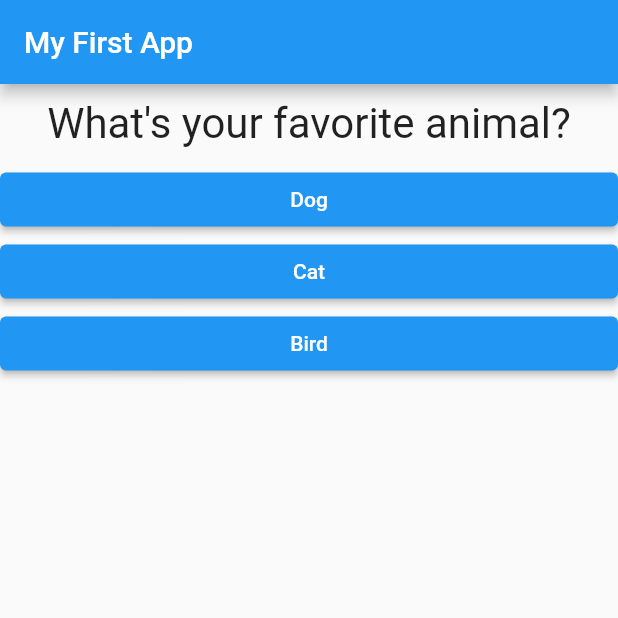
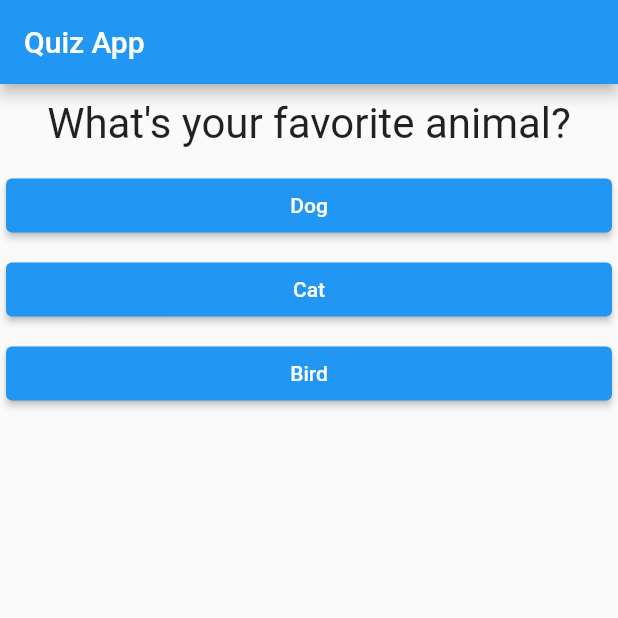
Before and after one commit to JesusMF23/course-repo, a Flutter app: the screen it shows after launch, after a tap on "Red", on a phone screen of 412 x 824 dp, the top half of it. Run offline on Flutter 3.47's test engine with Material 2 defaults, Android fonts, the phone set to English and light mode, and no system bars.

Commit message:
session-51-output conditionally

```diff
--- a/my_app_1/flutter_application_1/lib/answer.dart
+++ b/my_app_1/flutter_application_1/lib/answer.dart
@@ -3,6 +3,7 @@ import 'package:flutter/material.dart';
 class Answer extends StatelessWidget {
   final VoidCallback selectHandler;
   final String answerText;
+  //final if a value doesn't change when the program launches, runtime constant
 
   Answer(this.selectHandler, this.answerText);
 
@@ -10,6 +11,9 @@ class Answer extends StatelessWidget {
   Widget build(BuildContext context) {
     return Container(
       width: double.infinity,
+      margin: const EdgeInsets.all(2),
+      //const is a compile time constant
+      padding: const EdgeInsets.all(2),
       child: ElevatedButton(
         style: ButtonStyle(
             backgroundColor: MaterialStateProperty.all<Color>(Colors.blue)),
--- a/my_app_1/flutter_application_1/lib/main.dart
+++ b/my_app_1/flutter_application_1/lib/main.dart
@@ -23,23 +23,7 @@ class _MyAppState extends State<MyApp> {
   // this second class is the state and is not rebuilt every time state changes
   //alternative syntax
   // class _MyAppState -> the _ is a private class and is not accessible outside of this file
-
-  void _answerQuestion() {
-    setState(() {
-      //setstate forces flutter to re-render, calls build method again of the widget class where is contained
-      //flutter has mechanisms to re-render only the part of the widget that has changed
-      _questionIndex = _questionIndex + 1;
-    }); //we need to add a set state to the function that generates the event and include the logic for changing the state
-    //we increase the index with each answer by 1
-    print('Answer chosen!');
-  }
-
-  var _questionIndex = 0; // variable to keep track of question index
-
-  @override // Override the default build method, we ovverride the build method to return a widget of our own
-  // ignore: dead_code, dead_code
-  Widget build(BuildContext context) {
-    var questions = [
+  final questions = [
     {
       "questionText": "What's your favorite color?",
       "answers": ["Red", "Green", "Blue"]
@@ -53,14 +37,36 @@ class _MyAppState extends State<MyApp> {
       "answers": ["Pizza", "Sushi", "Pasta", "Burger"]
     }
   ];
+  void _answerQuestion() {
+    setState(() {
+      //setstate forces flutter to re-render, calls build method again of the widget class where is contained
+      //flutter has mechanisms to re-render only the part of the widget that has changed
+      _questionIndex = _questionIndex + 1;
+    }); //we need to add a set state to the function that generates the event and include the logic for changing the state
+    //we increase the index with each answer by 1
+    if (_questionIndex < questions.length) {
+      print("We have more questions!");
+    } else {
+      print("No more questions!");
+    }
+    print('Answer chosen!');
+  }
+
+  var _questionIndex = 0; // variable to keep track of question index
+
+  @override // Override the default build method, we ovverride the build method to return a widget of our own
+  // ignore: dead_code, dead_code
+  Widget build(BuildContext context) {
     return MaterialApp(
       home: Scaffold(
         appBar: AppBar(
-          title: const Text("My First App"),
+          title: const Text("Quiz App"),
         ),
-        body: Column(
+        body: _questionIndex < questions.length
+            ? Column(
                 children: [
-            Question(//we are using the custom widget built in question.dart
+                  Question(
+                      //we are using the custom widget built in question.dart
                       questions[_questionIndex]["questionText"]
                           as String), //could use questions.elementAt(0)
                   ...(questions[_questionIndex]["answers"] as List<String>)
@@ -70,7 +76,8 @@ class _MyAppState extends State<MyApp> {
                     return Answer(_answerQuestion, answer);
                   }).toList()
                 ],
-        ),
+              )
+            : Center(child: Text("You reached the end!")),
       ),
     ); // body only admits 1 widget
   }
```
Lines whose indentation alone changed are shown as unchanged.
